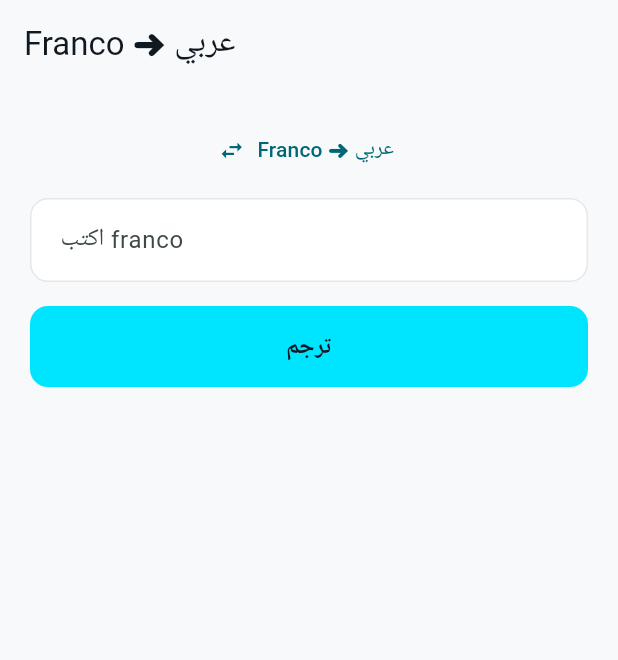
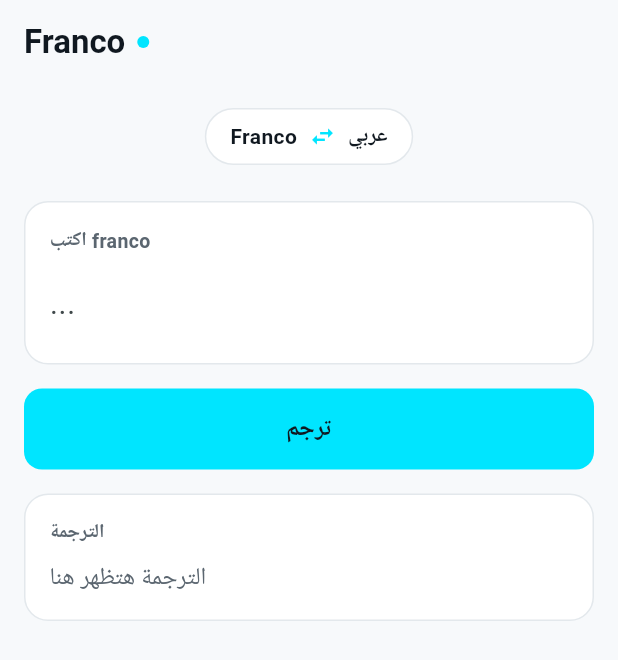
Before and after one commit to MoazReda/franco-translator-app, a Flutter app: the screen it shows after launch, on a phone screen of 412 x 824 dp. Shown: the top 660 px of the screen. Run offline on Flutter 3.47's test engine with Material 3 defaults, Android fonts, the phone set to English and light mode, and no system bars; missing offline and left inert: flutter_onnxruntime.

Commit message:
Redesign translation screen with cards, direction pill, and copy button

```diff
--- a/lib/main.dart
+++ b/lib/main.dart
@@ -1,7 +1,10 @@
 import 'package:flutter/material.dart';
 import 'package:flutter/services.dart';
+import 'theme/app_theme.dart';
+import 'theme/app_colors.dart';
+import 'theme/app_spacing.dart';
+import 'widgets/text_panel.dart';
 import 'translator.dart';
-import 'theme/app_theme.dart';
 
 void main() {
   runApp(const MyApp());
@@ -14,10 +17,10 @@ class MyApp extends StatelessWidget {
   Widget build(BuildContext context) {
     return MaterialApp(
       title: 'Franco',
-      debugShowCheckedModeBanner: false, // نشيل شريط DEBUG
+      debugShowCheckedModeBanner: false,
       theme: AppTheme.light(),
       darkTheme: AppTheme.dark(),
-      themeMode: ThemeMode.system, // يتبع وضع النظام تلقائياً
+      themeMode: ThemeMode.system,
       home: const TranslateScreen(),
     );
   }
@@ -34,9 +37,9 @@ class _TranslateScreenState extends State<TranslateScreen> {
   static const _channel = MethodChannel('franco_translator/process_text');
 
   final _controller = TextEditingController();
-  Translator? _f2a; // franco -> arabic (أمامي)
-  Translator? _a2f; // arabic -> franco (عكسي)
-  bool _isFrancoToArabic = true; // الاتجاه الحالي
+  Translator? _f2a; // franco -> arabic
+  Translator? _a2f; // arabic -> franco
+  bool _isFrancoToArabic = true;
 
   String _output = '';
   bool _loading = true;
@@ -48,35 +51,28 @@ class _TranslateScreenState extends State<TranslateScreen> {
     _init();
   }
 
-  /// نحمّل الاتجاهين مرة واحدة عند البداية
   Future<void> _init() async {
-    // الأمامي: franco -> arabic
     final f2a = await Translator.load(
       modelAsset: 'assets/franco_ar.onnx',
       srcVocabAsset: 'assets/franco_vocab.json',
       tgtVocabAsset: 'assets/arabic_vocab.json',
     );
-    // العكسي: arabic -> franco (لاحظ normalizeAlef للعربي كمدخل)
     final a2f = await Translator.load(
       modelAsset: 'assets/ar_franco.onnx',
       srcVocabAsset: 'assets/rev_source_arabic_vocab.json',
       tgtVocabAsset: 'assets/rev_target_franco_vocab.json',
       normalizeAlef: true,
     );
-
     setState(() {
       _f2a = f2a;
       _a2f = a2f;
       _loading = false;
     });
-
     await _checkForSharedText();
   }
 
-  /// المترجم الحالي حسب الاتجاه المختار
   Translator? get _current => _isFrancoToArabic ? _f2a : _a2f;
 
-  /// نقلب الاتجاه ونمسح النتيجة القديمة
   void _toggleDirection() {
     setState(() {
       _isFrancoToArabic = !_isFrancoToArabic;
@@ -87,7 +83,6 @@ class _TranslateScreenState extends State<TranslateScreen> {
   Future<void> _translate() async {
     final text = _controller.text.trim();
     if (text.isEmpty || _current == null) return;
-
     setState(() {
       _translating = true;
       _output = '';
@@ -102,65 +97,137 @@ class _TranslateScreenState extends State<TranslateScreen> {
     }
   }
 
-  /// نص جاي من تطبيق تاني (Process Text): نكتشف اتجاهه ونترجمه
   Future<void> _checkForSharedText() async {
     try {
       final sharedText = await _channel.invokeMethod<String>('getSharedText');
       if (sharedText != null && sharedText.trim().isNotEmpty) {
-        // لو فيه حروف عربي → عربي (عكسي)، غير كده → franco (أمامي)
         final hasArabic = RegExp(r'[\u0600-\u06FF]').hasMatch(sharedText);
         setState(() => _isFrancoToArabic = !hasArabic);
         _controller.text = sharedText;
         await _translate();
       }
-    } catch (e) {
-      // لو مفيش نص مبعوت، نتجاهل بهدوء
-    }
+    } catch (_) {}
+  }
+
+  void _copyOutput() {
+    if (_output.isEmpty) return;
+    Clipboard.setData(ClipboardData(text: _output));
+    ScaffoldMessenger.of(context).showSnackBar(
+      const SnackBar(content: Text('تم نسخ الترجمة'), duration: Duration(seconds: 1)),
+    );
   }
 
   @override
   Widget build(BuildContext context) {
-    // عناوين حسب الاتجاه
-    final fromLabel = _isFrancoToArabic ? 'Franco' : 'عربي';
-    final toLabel = _isFrancoToArabic ? 'عربي' : 'Franco';
-    final hint = _isFrancoToArabic ? 'اكتب franco' : 'اكتب عربي';
+    final c = AppColors.of(Theme.of(context).brightness);
+    final srcLabel = _isFrancoToArabic ? 'اكتب franco' : 'اكتب عربي';
+    final outIsArabic = _isFrancoToArabic; // الناتج عربي في الاتجاه الأمامي
 
     return Scaffold(
-      appBar: AppBar(title: Text('$fromLabel ➜ $toLabel')),
+      appBar: AppBar(
+        title: Row(
+          children: [
+            Text(
+              'Franco',
+              style: TextStyle(
+                fontSize: AppFontSize.heading,
+                fontWeight: FontWeight.w700,
+                color: c.textPrimary,
+              ),
+            ),
+            const SizedBox(width: AppSpacing.sm),
+            Container(width: 8, height: 8, decoration: const BoxDecoration(
+              color: AppColors.brandCyan, shape: BoxShape.circle)),
+          ],
+        ),
+      ),
       body: _loading
-          ? const Center(child: Text('جاري تحميل الموديلات...'))
-          : Padding(
-              padding: const EdgeInsets.all(20),
+          ? const Center(child: CircularProgressIndicator(color: AppColors.brandCyan))
+          : SingleChildScrollView(
+              padding: const EdgeInsets.all(AppSpacing.lg),
               child: Column(
                 crossAxisAlignment: CrossAxisAlignment.stretch,
                 children: [
-                  // زرار تبديل الاتجاه
+                  // شريط تبديل الاتجاه (كبسولة)
                   Center(
-                    child: TextButton.icon(
-                      onPressed: _toggleDirection,
-                      icon: const Icon(Icons.swap_horiz),
-                      label: Text('$fromLabel ➜ $toLabel'),
+                    child: GestureDetector(
+                      onTap: _toggleDirection,
+                      child: Container(
+                        padding: const EdgeInsets.symmetric(
+                            horizontal: AppSpacing.lg, vertical: AppSpacing.sm),
+                        decoration: BoxDecoration(
+                          color: c.surface,
+                          borderRadius: BorderRadius.circular(AppSpacing.radiusPill),
+                          border: Border.all(color: c.border),
+                        ),
+                        child: Row(
+                          mainAxisSize: MainAxisSize.min,
+                          children: [
+                            Text(_isFrancoToArabic ? 'Franco' : 'عربي',
+                                style: TextStyle(color: c.textPrimary, fontWeight: FontWeight.w600)),
+                            const Padding(
+                              padding: EdgeInsets.symmetric(horizontal: AppSpacing.sm),
+                              child: Icon(Icons.swap_horiz, size: 18, color: AppColors.brandCyan),
+                            ),
+                            Text(_isFrancoToArabic ? 'عربي' : 'Franco',
+                                style: TextStyle(color: c.textPrimary, fontWeight: FontWeight.w600)),
+                          ],
+                        ),
+                      ),
                     ),
                   ),
-                  const SizedBox(height: 8),
-                  TextField(
-                    controller: _controller,
-                    decoration: InputDecoration(
-                      labelText: hint,
-                      border: const OutlineInputBorder(),
+                  const SizedBox(height: AppSpacing.xl),
+
+                  // بطاقة الإدخال
+                  TextPanel(
+                    label: srcLabel,
+                    child: TextField(
+                      controller: _controller,
+                      maxLines: 3,
+                      minLines: 1,
+                      style: TextStyle(fontSize: AppFontSize.input, color: c.textPrimary),
+                      textDirection: _isFrancoToArabic ? TextDirection.ltr : TextDirection.rtl,
+                      decoration: const InputDecoration(
+                        border: InputBorder.none,
+                        enabledBorder: InputBorder.none,
+                        focusedBorder: InputBorder.none,
+                        filled: false,
+                        contentPadding: EdgeInsets.zero,
+                        hintText: '...',
+                      ),
                     ),
                   ),
-                  const SizedBox(height: 16),
+                  const SizedBox(height: AppSpacing.lg),
+
+                  // زرار ترجم
                   ElevatedButton(
                     onPressed: _translating ? null : _translate,
                     child: Text(_translating ? 'بيترجم...' : 'ترجم'),
                   ),
-                  const SizedBox(height: 24),
-                  Text(
-                    _output,
-                    style: const TextStyle(fontSize: 24),
-                    textDirection:
-                        _isFrancoToArabic ? TextDirection.rtl : TextDirection.ltr,
+                  const SizedBox(height: AppSpacing.lg),
+
+                  // بطاقة الناتج
+                  TextPanel(
+                    label: 'الترجمة',
+                    trailing: _output.isEmpty
+                        ? null
+                        : InkWell(
+                            onTap: _copyOutput,
+                            child: const Icon(Icons.copy_rounded,
+                                size: 18, color: AppColors.brandCyan),
+                          ),
+                    child: _output.isEmpty
+                        ? Text('الترجمة هتظهر هنا',
+                            style: TextStyle(fontSize: AppFontSize.body, color: c.textSecondary))
+                        : Text(
+                            _output,
+                            style: TextStyle(
+                                fontSize: AppFontSize.output,
+                                color: c.textPrimary,
+                                height: 1.5),
+                            textDirection:
+                                outIsArabic ? TextDirection.rtl : TextDirection.ltr,
+                          ),
                   ),
                 ],
               ),
--- /dev/null
+++ b/lib/widgets/text_panel.dart
@@ -0,0 +1,55 @@
+import 'package:flutter/material.dart';
+import '../theme/app_colors.dart';
+import '../theme/app_spacing.dart';
+
+/// بطاقة نص قابلة لإعادة الاستخدام — بنستخدمها للإدخال وللناتج.
+/// فيها: ليبل صغير فوق، ومحتوى (خانة كتابة أو نص ناتج) تحت.
+class TextPanel extends StatelessWidget {
+  final String label; // الليبل الصغير فوق ("franco" أو "عربي")
+  final Widget child; // المحتوى (TextField أو Text)
+  final Widget? trailing; // زرار اختياري فوق يمين (زي زرار النسخ)
+
+  const TextPanel({
+    super.key,
+    required this.label,
+    required this.child,
+    this.trailing,
+  });
+
+  @override
+  Widget build(BuildContext context) {
+    final c = AppColors.of(Theme.of(context).brightness);
+
+    return Container(
+      padding: const EdgeInsets.all(AppSpacing.lg),
+      decoration: BoxDecoration(
+        color: c.surface,
+        borderRadius: BorderRadius.circular(AppSpacing.radiusLg),
+        border: Border.all(color: c.border),
+      ),
+      child: Column(
+        crossAxisAlignment: CrossAxisAlignment.start,
+        children: [
+          // صف الليبل + الزرار الاختياري
+          Row(
+            children: [
+              Text(
+                label,
+                style: TextStyle(
+                  fontSize: AppFontSize.label,
+                  fontWeight: FontWeight.w600,
+                  color: c.textSecondary,
+                ),
+              ),
+              const Spacer(),
+              ?trailing,
+            ],
+          ),
+          const SizedBox(height: AppSpacing.sm),
+          // المحتوى
+          child,
+        ],
+      ),
+    );
+  }
+}
```
